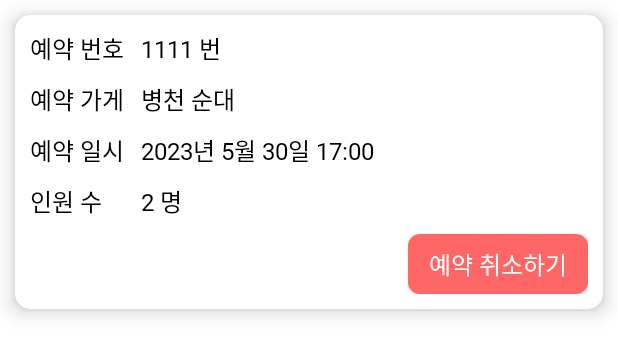
After one commit to 3BSC/YOMAKASE_ANDROID, an Android app: the layout rv_item_general_upcomming_reservation.xml on its own in the app's theme, with its tools: preview values and no code run, on a phone screen of 412 x 824 dp. The commit adds this screen. Shown: the top 356 px of the screen. Run offline under Robolectric (Android 15) with nearby library versions, the phone set to English and light mode, and no system bars.

Commit message:
feat: add recyclerview item ui

```diff
--- /dev/null
+++ b/app/src/main/res/layout/rv_item_general_upcomming_reservation.xml
@@ -0,0 +1,126 @@
+<?xml version="1.0" encoding="utf-8"?>
+<layout xmlns:android="http://schemas.android.com/apk/res/android"
+    xmlns:app="http://schemas.android.com/apk/res-auto">
+
+    <data>
+
+    </data>
+
+    <com.google.android.material.card.MaterialCardView
+        android:id="@+id/rvLayout"
+        android:layout_width="match_parent"
+        android:layout_height="wrap_content"
+        app:cardCornerRadius="10dp"
+        android:layout_margin="10dp"
+        app:cardElevation="8dp"
+        android:clickable="true">
+
+        <androidx.appcompat.widget.LinearLayoutCompat
+            android:orientation="vertical"
+            android:layout_width="match_parent"
+            android:layout_height="wrap_content"
+            android:padding="10dp">
+
+            <!-- 예약 번호 -->
+            <androidx.appcompat.widget.LinearLayoutCompat
+                android:orientation="horizontal"
+                android:layout_width="match_parent"
+                android:layout_height="wrap_content"
+                android:layout_marginBottom="10dp">
+
+                <androidx.appcompat.widget.AppCompatTextView
+                    android:layout_width="0dp"
+                    android:layout_height="wrap_content"
+                    android:layout_weight="1"
+                    android:text="예약 번호"
+                    android:textAppearance="@style/rv_item_general_reservation_text"/>
+
+                <androidx.appcompat.widget.AppCompatTextView
+                    android:layout_width="0dp"
+                    android:layout_height="wrap_content"
+                    android:layout_weight="4"
+                    android:text="1111 번"
+                    android:textAppearance="@style/rv_item_general_reservation_text"/>
+
+            </androidx.appcompat.widget.LinearLayoutCompat>
+
+            <!-- 예약 가게 -->
+            <androidx.appcompat.widget.LinearLayoutCompat
+                android:orientation="horizontal"
+                android:layout_width="match_parent"
+                android:layout_height="wrap_content"
+                android:layout_marginBottom="10dp">
+
+                <androidx.appcompat.widget.AppCompatTextView
+                    android:layout_width="0dp"
+                    android:layout_height="wrap_content"
+                    android:layout_weight="1"
+                    android:text="예약 가게"
+                    android:textAppearance="@style/rv_item_general_reservation_text"/>
+
+                <androidx.appcompat.widget.AppCompatTextView
+                    android:layout_width="0dp"
+                    android:layout_height="wrap_content"
+                    android:layout_weight="4"
+                    android:text="병천 순대"
+                    android:textAppearance="@style/rv_item_general_reservation_text"/>
+
+            </androidx.appcompat.widget.LinearLayoutCompat>
+
+            <!-- 예약 일시 -->
+            <androidx.appcompat.widget.LinearLayoutCompat
+                android:orientation="horizontal"
+                android:layout_width="match_parent"
+                android:layout_height="wrap_content"
+                android:layout_marginBottom="10dp">
+
+                <androidx.appcompat.widget.AppCompatTextView
+                    android:layout_width="0dp"
+                    android:layout_height="wrap_content"
+                    android:layout_weight="1"
+                    android:text="예약 일시"
+                    android:textAppearance="@style/rv_item_general_reservation_text"/>
+
+                <androidx.appcompat.widget.AppCompatTextView
+                    android:layout_width="0dp"
+                    android:layout_height="wrap_content"
+                    android:layout_weight="4"
+                    android:text="2023년 5월 30일 17:00"
+                    android:textAppearance="@style/rv_item_general_reservation_text"/>
+
+            </androidx.appcompat.widget.LinearLayoutCompat>
+
+            <!-- 인원 수 -->
+            <androidx.appcompat.widget.LinearLayoutCompat
+                android:orientation="horizontal"
+                android:layout_width="match_parent"
+                android:layout_height="wrap_content"
+                android:layout_marginBottom="10dp">
+
+                <androidx.appcompat.widget.AppCompatTextView
+                    android:layout_width="0dp"
+                    android:layout_height="wrap_content"
+                    android:layout_weight="1"
+                    android:text="인원 수"
+                    android:textAppearance="@style/rv_item_general_reservation_text"/>
+
+                <androidx.appcompat.widget.AppCompatTextView
+                    android:layout_width="0dp"
+                    android:layout_height="wrap_content"
+                    android:layout_weight="4"
+                    android:text="2 명"
+                    android:textAppearance="@style/rv_item_general_reservation_text"/>
+
+            </androidx.appcompat.widget.LinearLayoutCompat>
+
+            <androidx.appcompat.widget.AppCompatButton
+                android:layout_width="120dp"
+                android:layout_height="40dp"
+                android:text="예약 취소하기"
+                android:textAppearance="@style/rv_item_general_reservation_btn_text"
+                android:layout_gravity="end"
+                android:background="@drawable/btn_login"/>
+
+        </androidx.appcompat.widget.LinearLayoutCompat>
+    </com.google.android.material.card.MaterialCardView>
+</layout>
--- a/app/src/main/res/values/themes.xml
+++ b/app/src/main/res/values/themes.xml
@@ -211,5 +211,17 @@
         <item name="fontFamily">@font/nanumgothic_extrabold</item>
     </style>
 
+    <!-- General Reservation RV balck text -->
+    <style name="rv_item_general_reservation_text">
+        <item name="android:textSize">16sp</item>
+        <item name="android:textColor">@color/black</item>
+        <item name="fontFamily">@font/nanumgothic_bold</item>
+    </style>
 
+    <!-- General Reservation RV white text -->
+    <style name="rv_item_general_reservation_btn_text">
+        <item name="android:textSize">16sp</item>
+        <item name="android:textColor">@color/white</item>
+        <item name="fontFamily">@font/nanumgothic_bold</item>
+    </style>
 </resources>
```
Also changed, not shown: app/src/main/res/layout/rv_item_general_finished_reservation.xml (added, +120 -0 lines).
